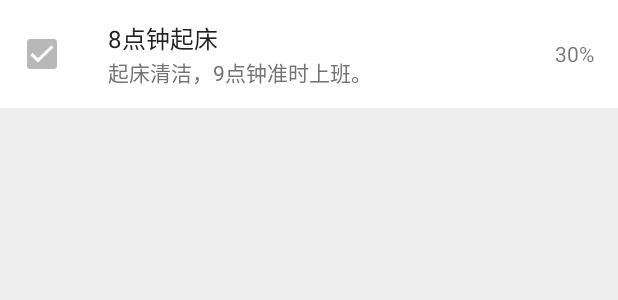
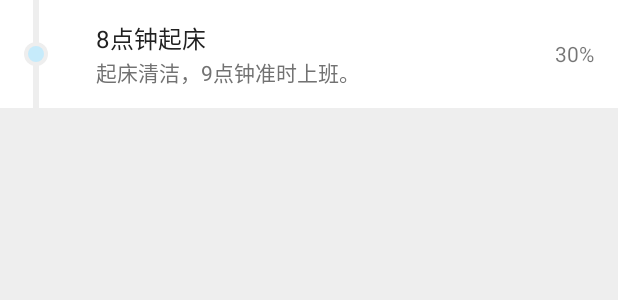
Before and after one commit to Anima18/Utopia, an Android app: the layout listview_plan_create.xml on its own in the app's theme, with its tools: preview values and no code run, on a phone screen of 412 x 824 dp. Shown: the top 300 px of the screen. Run offline under Robolectric (Android 15) with nearby library versions, the phone set to English and light mode, and no system bars.

Commit message:
update plan things listview

```diff
--- a/app/src/main/java/com/chris/utopia/common/util/CommonUtil.java
+++ b/app/src/main/java/com/chris/utopia/common/util/CommonUtil.java
@@ -4,6 +4,7 @@ import android.content.Context;
 import android.content.res.Configuration;
 import android.net.ConnectivityManager;
 import android.util.DisplayMetrics;
+import android.util.TypedValue;
 import android.view.WindowManager;
 
 import com.chris.utopia.base.MyApplication;
@@ -16,6 +17,10 @@ public class CommonUtil {
         return MyApplication.getInstance();
     }
 
+    public static int dipToPixels(float dipValue) {
+        DisplayMetrics metrics = getApplicationContext().getResources().getDisplayMetrics();
+        return (int) TypedValue.applyDimension(TypedValue.COMPLEX_UNIT_DIP, dipValue, metrics);
+    }
     public static boolean isOpenNetwork() {
         ConnectivityManager connManager = (ConnectivityManager)getApplicationContext().getSystemService(Context.CONNECTIVITY_SERVICE);
         if(connManager.getActiveNetworkInfo() != null) {
--- /dev/null
+++ b/app/src/main/java/com/chris/utopia/common/view/DisplayLeakConnectorView.java
@@ -0,0 +1,133 @@
+package com.chris.utopia.common.view;
+
+/**
+ * Created by jianjianhong on 2016/11/29.
+ */
+
+
+import android.content.Context;
+import android.graphics.Bitmap;
+import android.graphics.Bitmap.Config;
+import android.graphics.Canvas;
+import android.graphics.Paint;
+import android.graphics.PorterDuffXfermode;
+import android.util.AttributeSet;
+import android.view.View;
+
+import com.chris.utopia.R;
+import com.chris.utopia.common.util.CommonUtil;
+
+import static android.graphics.PorterDuff.Mode.CLEAR;
+
+public final class DisplayLeakConnectorView extends View {
+    private static final Paint iconPaint = new Paint(1);
+    private static final Paint rootPaint = new Paint(1);
+    private static final Paint leakPaint = new Paint(1);
+    private static final Paint clearPaint = new Paint(1);
+    private static final Paint ignorePaint = new Paint(1);
+    private static final Paint delayPaint = new Paint(1);
+    private DisplayLeakConnectorView.Type type;
+    private int status;
+    private Bitmap cache;
+    public Context context;
+
+    public DisplayLeakConnectorView(Context context, AttributeSet attrs) {
+        super(context, attrs);
+        this.context = context;
+        this.type = DisplayLeakConnectorView.Type.NODE;
+        this.status = 0;
+    }
+
+    protected void onDraw(Canvas canvas) {
+        int width = this.getWidth();
+        int height = this.getHeight();
+        if(this.cache != null && (this.cache.getWidth() != width || this.cache.getHeight() != height)) {
+            this.cache.recycle();
+            this.cache = null;
+        }
+
+        if(this.cache == null) {
+            this.cache = Bitmap.createBitmap(width, height, Config.ARGB_8888);
+            Canvas cacheCanvas = new Canvas(this.cache);
+            float halfWidth = (float)width / 2.0F;
+            float halfHeight = (float)height / 2.0F;
+            float thirdWidth = (float)width / 3.0F;
+            float strokeSize = CommonUtil.dipToPixels(4.0F);
+            iconPaint.setStrokeWidth(strokeSize);
+            rootPaint.setStrokeWidth(strokeSize);
+            switch(this.type.ordinal()) {
+                case 0:
+                    float radiusClear = halfWidth - strokeSize / 2.0F;
+                    cacheCanvas.drawRect(0.0F, 0.0F, (float)width, radiusClear, rootPaint);
+                    cacheCanvas.drawCircle(0.0F, radiusClear, radiusClear, clearPaint);
+                    cacheCanvas.drawCircle((float)width, radiusClear, radiusClear, clearPaint);
+                    cacheCanvas.drawLine(halfWidth, 0.0F, halfWidth, halfHeight, rootPaint);
+                    cacheCanvas.drawLine(halfWidth, halfHeight, halfWidth, (float)height, iconPaint);
+                    cacheCanvas.drawCircle(halfWidth, halfHeight, halfWidth, iconPaint);
+                    //cacheCanvas.drawCircle(halfWidth, halfHeight, thirdWidth, clearPaint);
+                    if(status == 0) {
+                        cacheCanvas.drawCircle(halfWidth, halfHeight, thirdWidth, rootPaint);
+                    }else if(status == 1) {
+                        cacheCanvas.drawCircle(halfWidth, halfHeight, thirdWidth, ignorePaint);
+                    }else if(status == 2) {
+                        cacheCanvas.drawCircle(halfWidth, halfHeight, thirdWidth, delayPaint);
+                    }else {
+                        cacheCanvas.drawCircle(halfWidth, halfHeight, thirdWidth, clearPaint);
+                    }
+                    break;
+                case 1:
+                    cacheCanvas.drawLine(halfWidth, 0.0F, halfWidth, (float)height, iconPaint);
+                    cacheCanvas.drawCircle(halfWidth, halfHeight, halfWidth, iconPaint);
+
+                    if(status == 0) {
+                        cacheCanvas.drawCircle(halfWidth, halfHeight, thirdWidth, rootPaint);
+                    }else if(status == 1) {
+                        cacheCanvas.drawCircle(halfWidth, halfHeight, thirdWidth, ignorePaint);
+                    }else if(status == 2) {
+                        cacheCanvas.drawCircle(halfWidth, halfHeight, thirdWidth, delayPaint);
+                    }else {
+                        cacheCanvas.drawCircle(halfWidth, halfHeight, thirdWidth, clearPaint);
+                    }
+                    break;
+                default:
+                    cacheCanvas.drawLine(halfWidth, 0.0F, halfWidth, halfHeight, iconPaint);
+                    cacheCanvas.drawCircle(halfWidth, halfHeight, thirdWidth, leakPaint);
+            }
+        }
+
+        canvas.drawBitmap(this.cache, 0.0F, 0.0F, (Paint)null);
+    }
+
+    public void setType(DisplayLeakConnectorView.Type type, int status) {
+        if(type != this.type || this.status != status) {
+            this.type = type;
+            this.status = status;
+            if(this.cache != null) {
+                this.cache.recycle();
+                this.cache = null;
+            }
+
+            this.invalidate();
+        }
+
+    }
+
+    static {
+        iconPaint.setColor(CommonUtil.getApplicationContext().getResources().getColor(R.color.dividing_line_color));
+        rootPaint.setColor(CommonUtil.getApplicationContext().getResources().getColor(R.color.today_task_done));
+        leakPaint.setColor(CommonUtil.getApplicationContext().getResources().getColor(R.color.accent));
+        ignorePaint.setColor(CommonUtil.getApplicationContext().getResources().getColor(R.color.today_task_ignore));
+        delayPaint.setColor(CommonUtil.getApplicationContext().getResources().getColor(R.color.today_task_delay));
+        clearPaint.setColor(0);
+        clearPaint.setXfermode(new PorterDuffXfermode(CLEAR));
+    }
+
+    public static enum Type {
+        START,
+        NODE,
+        END;
+
+        private Type() {
+        }
+    }
+}
--- a/app/src/main/java/com/chris/utopia/common/view/DividerItemDecoration.java
+++ b/app/src/main/java/com/chris/utopia/common/view/DividerItemDecoration.java
@@ -51,6 +51,7 @@ public class DividerItemDecoration extends RecyclerView.ItemDecoration{
         mPaint.setColor(context.getResources().getColor(R.color.dividing_line_color));
          /*设置填充*/
         mPaint.setStyle(Paint.Style.FILL);
+        mPaint.setStrokeWidth(2);
     }
 
     @Override
--- a/app/src/main/res/layout/listview_plan_create.xml
+++ b/app/src/main/res/layout/listview_plan_create.xml
@@ -7,11 +7,10 @@
     android:background="@drawable/selectable_item_background"
     android:paddingLeft="16dp"
     android:paddingRight="16dp">
-    <ImageView
-        android:layout_width="wrap_content"
-        android:layout_height="wrap_content"
-        android:layout_gravity="center_vertical"
-        android:src="@drawable/ic_checked"/>
+    <com.chris.utopia.common.view.DisplayLeakConnectorView
+        android:id="@+id/stepView"
+        android:layout_width="16dp"
+        android:layout_height="match_parent"/>
     <LinearLayout
         android:layout_width="wrap_content"
         android:layout_height="wrap_content"
--- a/app/src/main/res/values/color.xml
+++ b/app/src/main/res/values/color.xml
@@ -9,7 +9,7 @@
 
     <color name="backgroundColor">#EEEEEE</color>
     <color name="backgroundColorPress">#DDDDDD</color>
-    <color name="dividing_line_color">#DDDDDD</color>
+    <color name="dividing_line_color">#EEEEEE</color>
     <color name="transparent">#00000000</color>
 
     <!-- text color -->
```
Also changed, not shown: app/src/main/java/com/chris/utopia/module/plan/adapter/PlanThingAdapter.java (+25 -5 lines).
